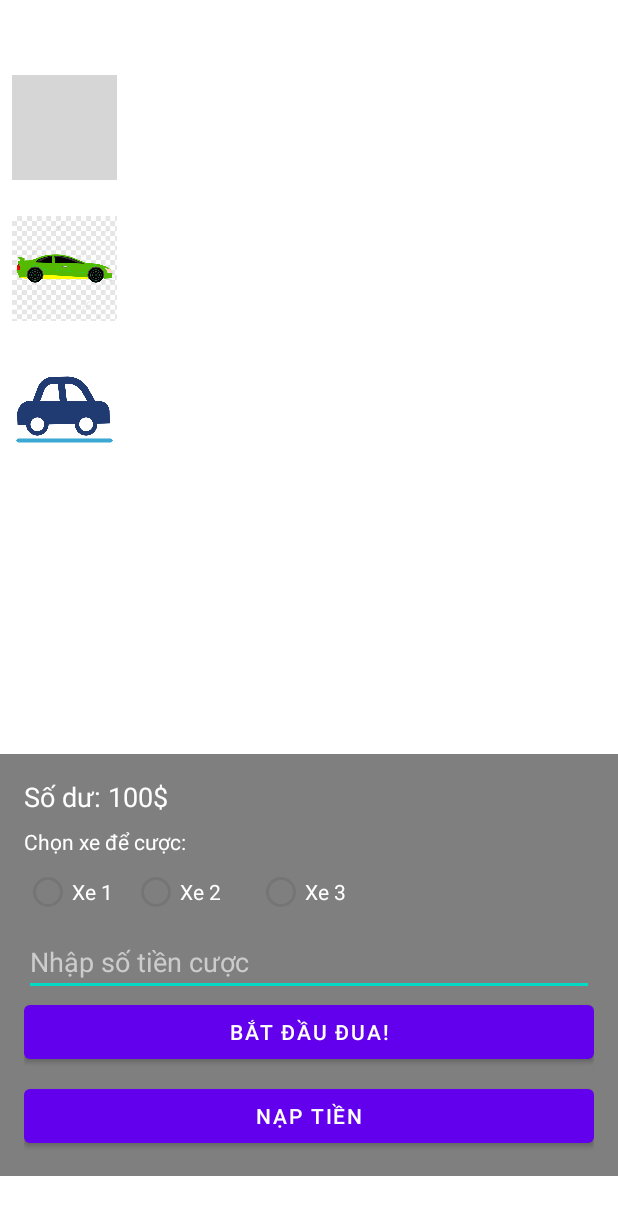
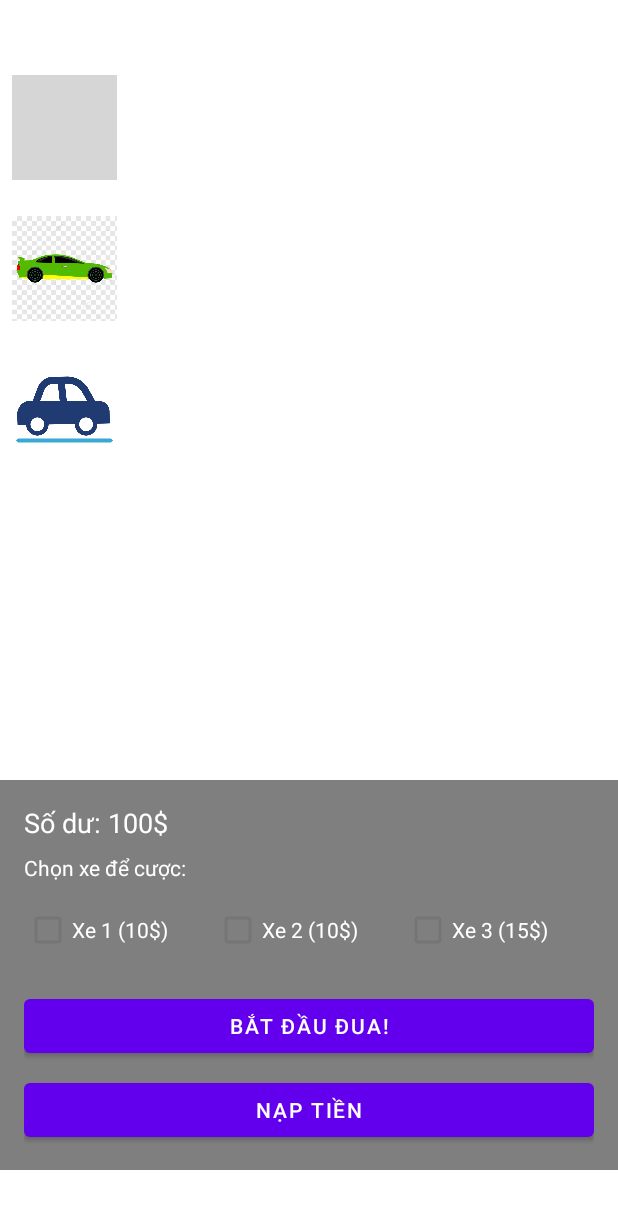
Before and after one commit to HaroldXL/PRM392-Racing-Car, an Android app: the MainActivity screen opened directly, with no data from a screen before it, after a tap on "BẮT ĐẦU ĐUA!", on a phone screen of 412 x 824 dp. Shown: the top 1215 px of the screen. Run offline under Robolectric (Android 15) with nearby library versions, the phone set to English and light mode, and no system bars; grey boxes are pictures that could not be loaded.

Commit message:
sửa lại cách cược

```diff
--- a/app/src/main/java/com/example/racingcarprm392/MainActivity.java
+++ b/app/src/main/java/com/example/racingcarprm392/MainActivity.java
@@ -7,31 +7,37 @@ import android.os.Bundle;
 import android.os.CountDownTimer;
 import android.view.View;
 import android.widget.Button;
-import android.widget.EditText;
+import android.widget.CheckBox;
 import android.widget.ImageView;
-import android.widget.RadioGroup;
 import android.widget.TextView;
 import android.widget.Toast;
 import androidx.activity.result.ActivityResultLauncher;
 import androidx.activity.result.contract.ActivityResultContracts;
 import androidx.appcompat.app.AppCompatActivity;
-
+import java.util.ArrayList;
 import java.util.Random;
 
 public class MainActivity extends AppCompatActivity {
 
+    // THAY ĐỔI BIẾN KHAI BÁO
     ImageView car1, car2, car3;
     Button btnStartRace, btnTopUp;
     TextView tvBalance;
-    EditText etBetAmount;
-    RadioGroup rgCars;
+    CheckBox cbCar1, cbCar2, cbCar3; // Đổi RadioGroup thành 3 CheckBox
     View controlPanel;
 
+    // Định nghĩa số tiền cược cố định cho mỗi xe
+    private static final int BET_CAR_1 = 10;
+    private static final int BET_CAR_2 = 10;
+    private static final int BET_CAR_3 = 15;
+    private static final int PAYOUT_MULTIPLIER = 3; // Tỷ lệ trả thưởng (x3)
+
     private int playerBalance = 100;
-    private int betAmount = 0;
-    private int carChosen = 0;
+    private int totalBetAmount = 0;
+    private ArrayList<Integer> chosenCars = new ArrayList<>(); // Lưu danh sách xe đã cược
+
     private boolean isRaceRunning = false;
-    private float initialCarX; // Lưu vị trí X ban đầu của xe
+    private float initialCarX;
 
     private ActivityResultLauncher<Intent> topUpLauncher;
 
@@ -47,21 +53,19 @@ public class MainActivity extends AppCompatActivity {
         btnStartRace = findViewById(R.id.btnStartRace);
         btnTopUp = findViewById(R.id.btnTopUp);
         tvBalance = findViewById(R.id.tvBalance);
-        etBetAmount = findViewById(R.id.etBetAmount);
-        rgCars = findViewById(R.id.rgCars);
         controlPanel = findViewById(R.id.control_panel);
+        cbCar1 = findViewById(R.id.cbCar1);
+        cbCar2 = findViewById(R.id.cbCar2);
+        cbCar3 = findViewById(R.id.cbCar3);
 
-        // Lấy vị trí ban đầu của xe để reset
         car1.post(() -> initialCarX = car1.getX());
 
-        // Nhận lại số dư nếu người dùng chơi lại
         Intent intent = getIntent();
         if (intent.hasExtra("UPDATED_BALANCE")) {
             playerBalance = intent.getIntExtra("UPDATED_BALANCE", 100);
         }
         updateBalanceText();
 
-        // Khởi tạo Launcher để nhận kết quả từ TopUpActivity
         topUpLauncher = registerForActivityResult(
                 new ActivityResultContracts.StartActivityForResult(),
                 result -> {
@@ -73,11 +77,10 @@ public class MainActivity extends AppCompatActivity {
                     }
                 });
 
-        // Gán sự kiện
         btnStartRace.setOnClickListener(v -> {
             if (isRaceRunning) return;
-            if (validateBet()) {
-                playerBalance -= betAmount;
+            if (calculateAndValidateBet()) {
+                playerBalance -= totalBetAmount;
                 updateBalanceText();
                 controlPanel.setVisibility(View.GONE);
                 isRaceRunning = true;
@@ -89,7 +92,6 @@ public class MainActivity extends AppCompatActivity {
             Intent topUpIntent = new Intent(MainActivity.this, TopUpActivity.class);
             topUpLauncher.launch(topUpIntent);
         });
-
         resetRace();
     }
 
@@ -103,33 +105,35 @@ public class MainActivity extends AppCompatActivity {
         car1.setX(initialCarX);
         car2.setX(initialCarX);
         car3.setX(initialCarX);
-        rgCars.clearCheck();
-        etBetAmount.setText("");
+        cbCar1.setChecked(false);
+        cbCar2.setChecked(false);
+        cbCar3.setChecked(false);
     }
 
-    private boolean validateBet() {
-        int selectedId = rgCars.getCheckedRadioButtonId();
-        if (selectedId == -1) {
-            Toast.makeText(this, "Vui lòng chọn xe để cược!", Toast.LENGTH_SHORT).show();
+    private boolean calculateAndValidateBet() {
+        totalBetAmount = 0;
+        chosenCars.clear();
+
+        if (cbCar1.isChecked()) {
+            totalBetAmount += BET_CAR_1;
+            chosenCars.add(1);
+        }
+        if (cbCar2.isChecked()) {
+            totalBetAmount += BET_CAR_2;
+            chosenCars.add(2);
+        }
+        if (cbCar3.isChecked()) {
+            totalBetAmount += BET_CAR_3;
+            chosenCars.add(3);
+        }
+
+        if (totalBetAmount == 0) {
+            Toast.makeText(this, "Vui lòng chọn ít nhất một xe để cược!", Toast.LENGTH_SHORT).show();
             return false;
         }
 
-        if (selectedId == R.id.rbCar1) carChosen = 1;
-        else if (selectedId == R.id.rbCar2) carChosen = 2;
-        else if (selectedId == R.id.rbCar3) carChosen = 3;
-
-        try {
-            betAmount = Integer.parseInt(etBetAmount.getText().toString());
-            if (betAmount <= 0) {
-                Toast.makeText(this, "Số tiền cược phải lớn hơn 0", Toast.LENGTH_SHORT).show();
-                return false;
-            }
-            if (betAmount > playerBalance) {
-                Toast.makeText(this, "Bạn không đủ tiền! Vui lòng nạp thêm.", Toast.LENGTH_SHORT).show();
-                return false;
-            }
-        } catch (NumberFormatException e) {
-            Toast.makeText(this, "Vui lòng nhập số tiền cược hợp lệ", Toast.LENGTH_SHORT).show();
+        if (totalBetAmount > playerBalance) {
+            Toast.makeText(this, "Bạn không đủ tiền! Tổng cược là " + totalBetAmount + "$", Toast.LENGTH_SHORT).show();
             return false;
         }
         return true;
@@ -166,7 +170,6 @@ public class MainActivity extends AppCompatActivity {
             @Override
             public void onFinish() {
                 if (isRaceRunning) {
-                    // Xử lý hết giờ, ví dụ xe đi xa nhất thắng
                     float maxPos = Math.max(car1.getX(), Math.max(car2.getX(), car3.getX()));
                     if (maxPos == car1.getX()) announceWinner(1);
                     else if (maxPos == car2.getX()) announceWinner(2);
@@ -178,21 +181,28 @@ public class MainActivity extends AppCompatActivity {
     }
 
     private void announceWinner(int winningCar) {
-        if (!isRaceRunning) return; // Đảm bảo chỉ thông báo 1 lần
+        if (!isRaceRunning) return;
         isRaceRunning = false;
 
         Intent intent = new Intent(MainActivity.this, ResultActivity.class);
-        boolean playerWon = (winningCar == carChosen);
-        int winnings = betAmount * 2;
-        int newBalance = playerBalance;
 
-        if (playerWon) {
-            newBalance += winnings;
+        int payout = 0;
+        boolean playerWonSomething = false;
+
+        if (chosenCars.contains(winningCar)) {
+            playerWonSomething = true;
+            if (winningCar == 1) payout = BET_CAR_1 * PAYOUT_MULTIPLIER;
+            else if (winningCar == 2) payout = BET_CAR_2 * PAYOUT_MULTIPLIER;
+            else if (winningCar == 3) payout = BET_CAR_3 * PAYOUT_MULTIPLIER;
         }
 
-        intent.putExtra("PLAYER_WON", playerWon);
-        intent.putExtra("WINNINGS", winnings);
+        int newBalance = playerBalance + payout;
+
+        intent.putExtra("PLAYER_WON", playerWonSomething);
         intent.putExtra("NEW_BALANCE", newBalance);
+        intent.putExtra("TOTAL_BET", totalBetAmount);
+        intent.putExtra("PAYOUT", payout);
+
         startActivity(intent);
         finish();
     }
--- a/app/src/main/res/layout/activity_game.xml
+++ b/app/src/main/res/layout/activity_game.xml
@@ -49,12 +49,12 @@
         android:id="@+id/control_panel"
         android:layout_width="match_parent"
         android:layout_height="wrap_content"
-        android:layout_marginBottom="40dp"
+        android:layout_marginBottom="44dp"
         android:background="#80000000"
         android:orientation="vertical"
         android:padding="16dp"
         app:layout_constraintBottom_toBottomOf="parent"
-        app:layout_constraintStart_toStartOf="parent">
+        tools:layout_editor_absoluteX="0dp">
 
         <TextView
             android:id="@+id/tvBalance"
@@ -71,47 +71,42 @@
             android:text="Chọn xe để cược:"
             android:textColor="@android:color/white" />
 
-        <RadioGroup
-            android:id="@+id/rgCars"
-            android:layout_width="wrap_content"
+        <LinearLayout
+            android:layout_width="match_parent"
             android:layout_height="wrap_content"
+            android:layout_marginTop="8dp"
             android:orientation="horizontal">
 
-            <RadioButton
-                android:id="@+id/rbCar1"
-                android:layout_width="72dp"
-                android:layout_height="match_parent"
-                android:text="Xe 1"
+            <CheckBox
+                android:id="@+id/cbCar1"
+                android:layout_width="0dp"
+                android:layout_height="wrap_content"
+                android:layout_weight="1"
+                android:text="Xe 1 (10$)"
                 android:textColor="@android:color/white" />
 
-            <RadioButton
-                android:id="@+id/rbCar2"
-                android:layout_width="83dp"
-                android:layout_height="match_parent"
-                android:text="Xe 2"
+            <CheckBox
+                android:id="@+id/cbCar2"
+                android:layout_width="0dp"
+                android:layout_height="wrap_content"
+                android:layout_weight="1"
+                android:text="Xe 2 (10$)"
                 android:textColor="@android:color/white" />
 
-            <RadioButton
-                android:id="@+id/rbCar3"
-                android:layout_width="86dp"
-                android:layout_height="match_parent"
-                android:text="Xe 3"
+            <CheckBox
+                android:id="@+id/cbCar3"
+                android:layout_width="0dp"
+                android:layout_height="wrap_content"
+                android:layout_weight="1"
+                android:text="Xe 3 (15$)"
                 android:textColor="@android:color/white" />
-        </RadioGroup>
-
-        <EditText
-            android:id="@+id/etBetAmount"
-            android:layout_width="match_parent"
-            android:layout_height="wrap_content"
-            android:hint="Nhập số tiền cược"
-            android:inputType="number"
-            android:textColor="@android:color/white"
-            android:textColorHint="#CCCCCC" />
+        </LinearLayout>
 
         <Button
             android:id="@+id/btnStartRace"
             android:layout_width="match_parent"
             android:layout_height="wrap_content"
+            android:layout_marginTop="16dp"
             android:text="Bắt đầu đua!" />
 
         <Button
```
Also changed, not shown: app/src/main/java/com/example/racingcarprm392/ResultActivity.java (+13 -7 lines).
